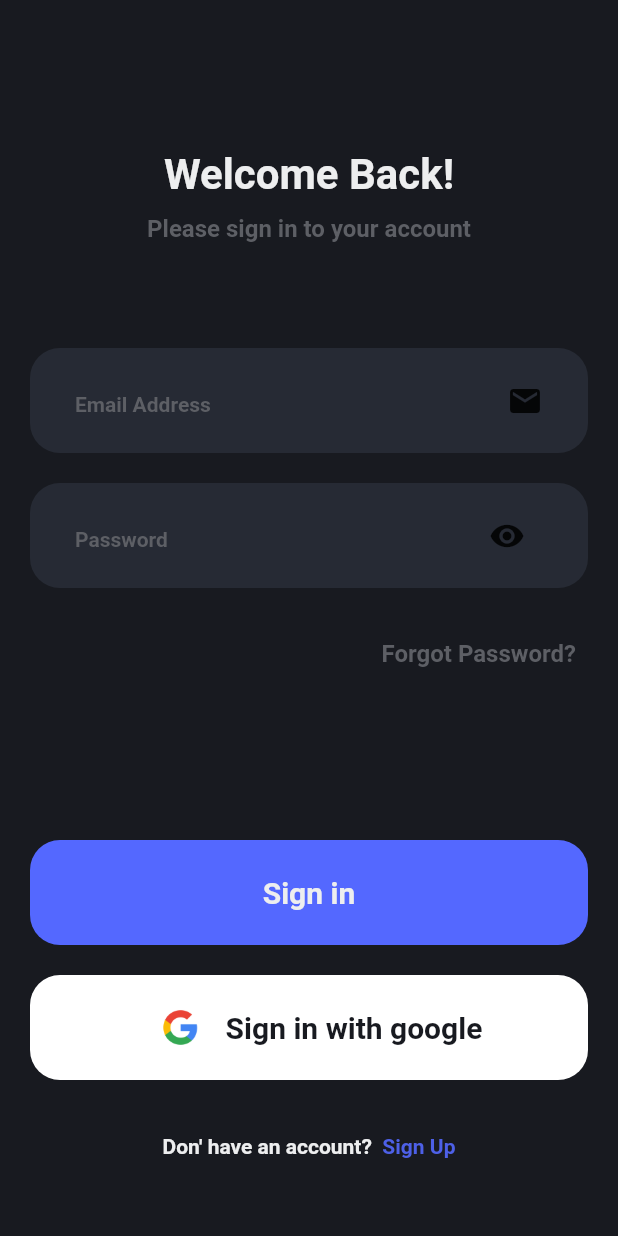
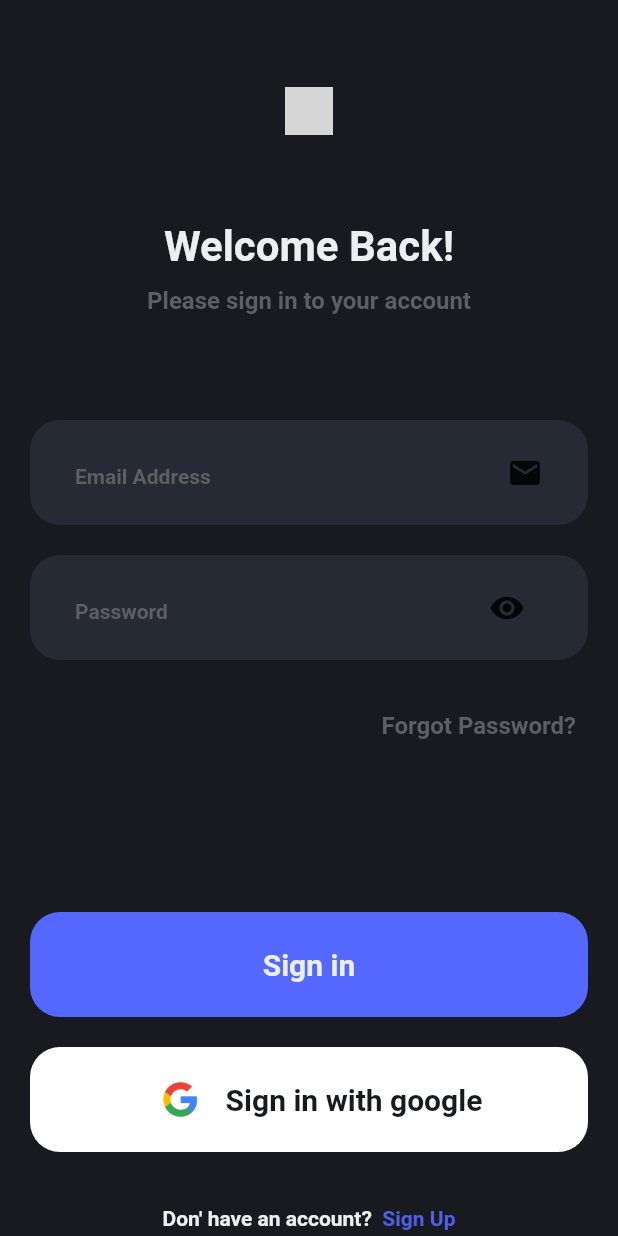
Before and after one commit to Abdallah49Raslan/Eccat_car, a Flutter app: the screen it shows after launch, after a tap on "Get Started", on a phone screen of 412 x 824 dp. Run offline on Flutter 3.47's test engine with Material 2 defaults, Android fonts, the phone set to English and light mode, and no system bars; our stand-ins replace cloud_firestore, firebase_auth, firebase_core, flutter_svg, google_sign_in; accounts and stored records are empty; grey boxes are pictures that could not be loaded.

Commit message:
edit login page

```diff
--- a/auth_app/lib/page/login_page.dart
+++ b/auth_app/lib/page/login_page.dart
@@ -43,6 +43,15 @@ class _LoginPageState extends State<LoginPage> {
             key:formKey,
             child: Column(
               children: [
+                // logo button
+                GestureDetector(
+                  onTap: () {
+                    Navigator.push(context, MaterialPageRoute(builder: (context) => const StartPage()));
+                  },
+                  child: IconButton(
+                    icon: Image.asset('assets/image/logo.png', width: 50, height: 50), onPressed: () {  },
+                  ),
+                ),
                 //head of page
                 const SpaceVH(height: 50.0),
                 const Text(
```
Also changed, not shown: auth_app/pubspec.lock, 1 other file.
